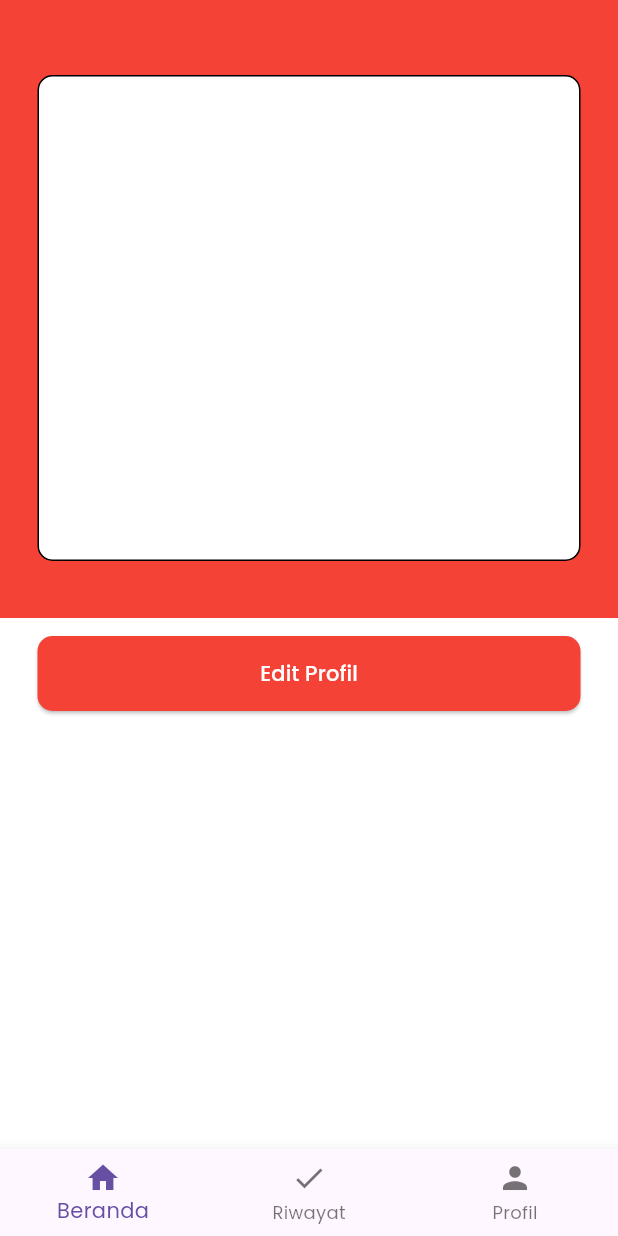
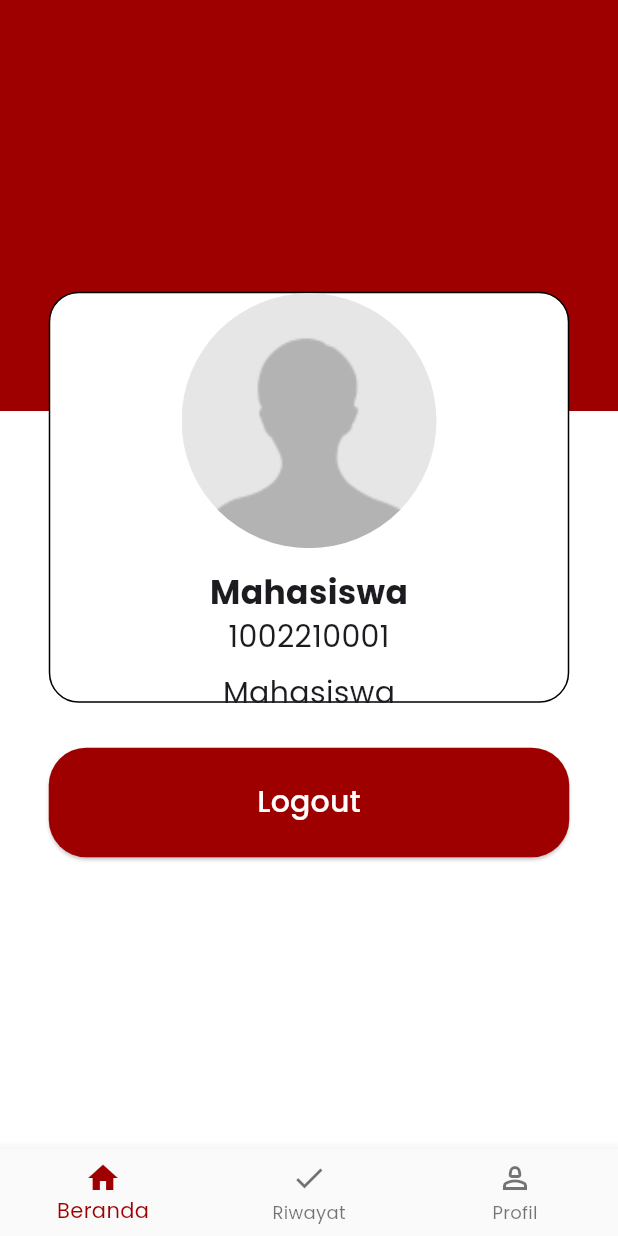
Before and after one commit to aliftf/oktm_service_mobile, a Flutter app: the ProfilePage screen opened directly, on a phone screen of 412 x 824 dp. Run offline on Flutter 3.47's test engine with Material 3 defaults, Android fonts, the phone set to English and light mode, and no system bars.

Commit message:
add UI layout & desain

```diff
--- a/lib/pages/profile_page.dart
+++ b/lib/pages/profile_page.dart
@@ -11,43 +11,100 @@ class ProfilePage extends StatelessWidget {
         child: Stack(
           children: [
             Container(
-              height: MediaQuery.of(context).size.height / 2,
-              color: Colors.red,
+              height: MediaQuery.of(context).size.height - 550,
+              color: const Color(0xFF9E0000),
             ),
             Container(
-              height: MediaQuery.of(context).size.height - 300,
-              width: MediaQuery.of(context).size.width,
+              alignment: Alignment.center,
               child: Column(
-                mainAxisAlignment: MainAxisAlignment.spaceEvenly,
+                mainAxisAlignment: MainAxisAlignment.center,
                 children: [
                   Container(
+                    padding: const EdgeInsets.only(bottom: 30),
                     child: Container(
-                      height: MediaQuery.of(context).size.height - 500,
-                      width: MediaQuery.of(context).size.width - 50,
+                      height: MediaQuery.of(context).size.height - 550,
+                      width: MediaQuery.of(context).size.width -65,
                       decoration: BoxDecoration(
                         color: Colors.white,
                         shape: BoxShape.rectangle,
-                        borderRadius: BorderRadius.circular(10),
+                        borderRadius: BorderRadius.circular(20),
                         border: Border.all(color: Colors.black)
+                      ),
+                      child: Column(
+                        mainAxisAlignment: MainAxisAlignment.spaceAround,
+                        mainAxisSize: MainAxisSize.max,
+                        children: [
+                          Column(
+                            mainAxisSize: MainAxisSize.max,
+                            children: [
+                              Padding(
+                                padding: const EdgeInsets.only(bottom: 14),
+                                child: Container(
+                                  height: 170,
+                                  width: 170,
+                                  decoration: const BoxDecoration(
+                                    shape: BoxShape.circle,
+                                    image: DecorationImage(
+                                      image: AssetImage('assets/images/user_icon.png'),
+                                      fit: BoxFit.contain,
+                                    ),
+                                  ),
+                                ),
+                              ),
+                              const Text(
+                                "Mahasiswa",
+                                style: TextStyle(
+                                  fontSize: 22,
+                                  fontWeight: FontWeight.bold,
+                                )
+                              )
+                            ],
+                          ),
+                          const Column(
+                            children: [
+                              Padding(
+                                padding: EdgeInsets.only(bottom: 8),
+                                child: Text(
+                                  "1002210001",
+                                  style: TextStyle(
+                                    fontSize: 20,
+                                  )
+                                ),
+                              ),
+                              Text(
+                                "Mahasiswa",
+                                style: TextStyle(
+                                  fontSize: 20,
+                                )
+                              )
+                            ],
+                          )
+                        ],
                       ),
                     ),
                   ),
                   ElevatedButton(
                     onPressed: () {
-                      // Add your button onPressed logic here
+                      // Logic untuk button
                     },
                     style: ButtonStyle(
                       fixedSize: MaterialStateProperty.all<Size>(
-                        Size(MediaQuery.of(context).size.width - 50, 50),
+                        Size(MediaQuery.of(context).size.width - 65, 73),
                       ),
-                      backgroundColor: MaterialStateProperty.all<Color>(Colors.red),
+                      backgroundColor: MaterialStateProperty.all<Color>(const Color(0xFF9E0000)),
                       shape: MaterialStateProperty.all<RoundedRectangleBorder>(
                         RoundedRectangleBorder(
-                          borderRadius: BorderRadius.circular(10.0),
+                          borderRadius: BorderRadius.circular(25),
                         ),
                       ),
                     ),
-                    child: const Text('Edit Profil', style: TextStyle(color: Colors.white),),
+                    child: const Text(
+                      'Logout',
+                      style: TextStyle(
+                        color: Colors.white,
+                        fontSize: 20,
+                      ),
+                    ),
                   )
                 ],
               ),
@@ -56,6 +113,8 @@ class ProfilePage extends StatelessWidget {
         )
       ),
       bottomNavigationBar: BottomNavigationBar(
+        selectedItemColor: const Color(0xFF9E0000),
+        backgroundColor: const Color.fromARGB(255, 250, 250, 250),
         items: const <BottomNavigationBarItem>[
           BottomNavigationBarItem(
             icon: Icon(Icons.home),
@@ -66,7 +125,7 @@ class ProfilePage extends StatelessWidget {
             label:  'Riwayat',
           ),
           BottomNavigationBarItem(
-            icon: Icon(Icons.person),
+            icon: Icon(Icons.person_2_outlined),
             label: 'Profil',
           ),
         ],
--- a/pubspec.yaml
+++ b/pubspec.yaml
@@ -76,6 +76,7 @@ flutter:
   # example:
   assets:
     - assets/images/
+    - assets/icons/
 
   fonts:
     - family: Poppins
```
Also changed, not shown: assets/images/user_icon.png (added).
